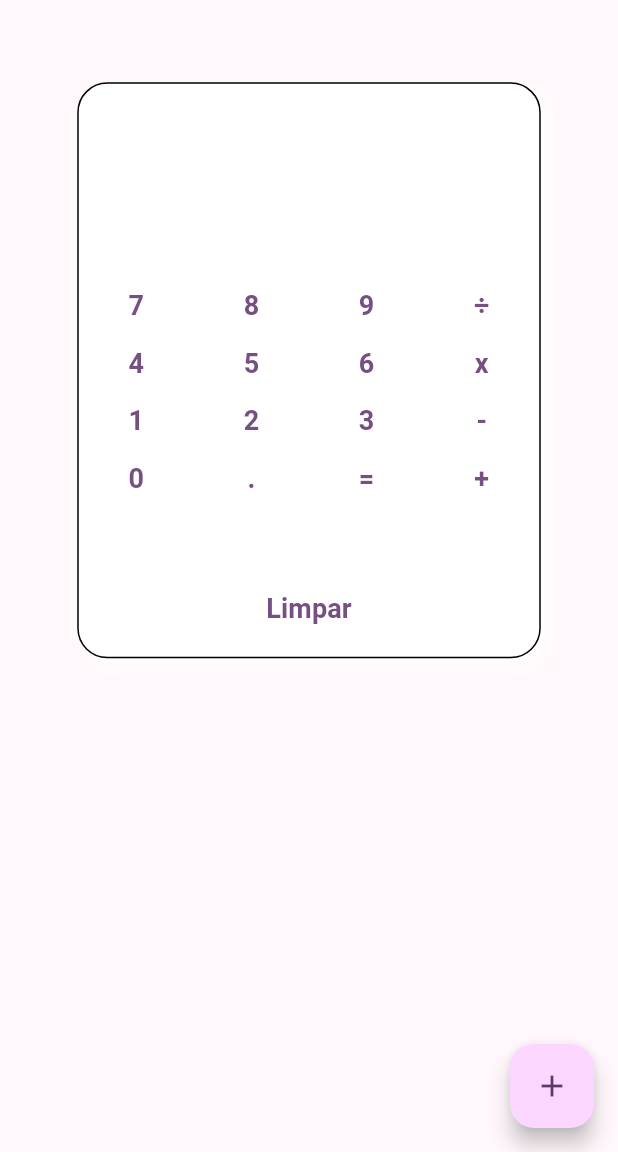
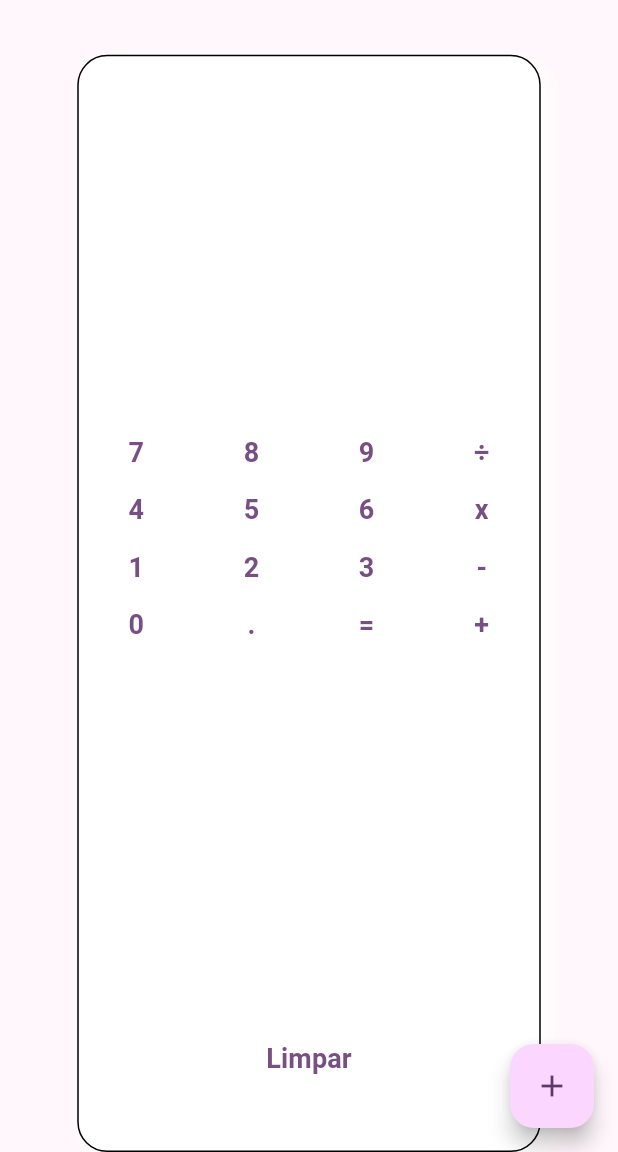
Before and after one commit to ambarrmanines/App-Calculadora, a Flutter app: the screen it shows after launch, on a phone screen of 412 x 824 dp, the part 84-1236 px from its top. Run offline on Flutter 3.47's test engine with Material 3 defaults, Android fonts, the phone set to English and light mode, and no system bars; missing offline and left inert: expressions.

Commit message:
Adição de arquivos

```diff
--- a/lib/main.dart
+++ b/lib/main.dart
@@ -45,7 +45,7 @@ class _HomePageState extends State<HomePage> {
               child: Container(),
             ),
             Expanded(
-              flex: 7,
+              flex: 20,
               child: Row(
                 mainAxisAlignment: MainAxisAlignment.spaceEvenly,
                 children: [
@@ -80,10 +80,6 @@ class _HomePageState extends State<HomePage> {
                 ],
               ),
             ),
-            Expanded(
-              flex: 6,
-              child: Container(),
-            ),
           ],
         ),
       ),
```
